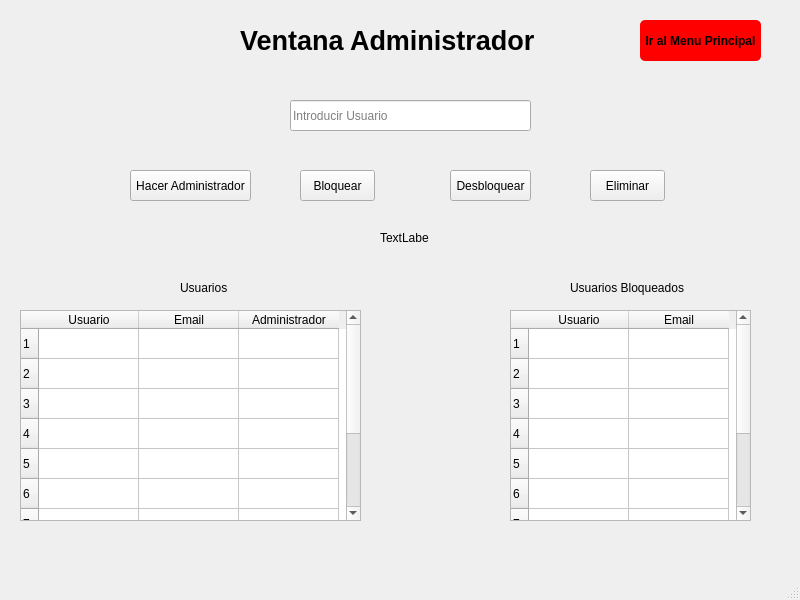
c4rlos-m/proyecto, file plantillas/paginaAdministrador.ui: the form before one commit.
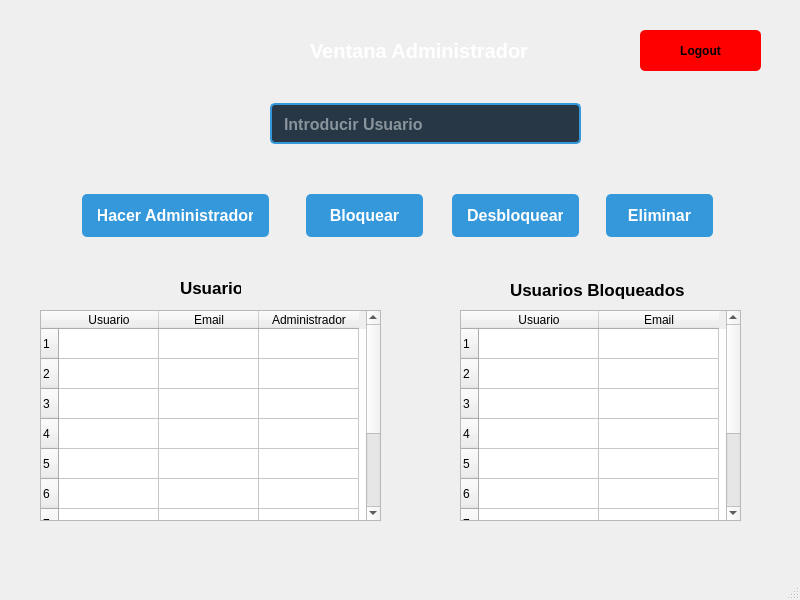
The form after the commit.

The edit to the form file:
```diff
--- a/plantillas/paginaAdministrador.ui
+++ b/plantillas/paginaAdministrador.ui
@@ -13,19 +13,61 @@
   <property name="windowTitle">
    <string>MainWindow</string>
   </property>
+  <property name="styleSheet">
+   <string notr="true">/* Estilos para la etiqueta de bienvenida */
+QLabel#label {
+    font-size: 20px; /* Tamaño de fuente */
+    color: white; /* Color de texto */
+}
+
+/* Estilos para los botones */
+QPushButton#pushButton,
+QPushButton#pushButton_2,
+QPushButton#pushButton_3,
+QPushButton#pushButton_4 {
+    background-color: #3498DB; /* Color de fondo */
+    color: white; /* Color de texto */
+    border-radius: 5px; 
+    padding: 8px 16px; /* Espaciado interno */
+    text-align: center; /* Alineación de texto */
+    text-decoration: none; /* Sin decoración de texto */
+    font-size: 16px; /* Tamaño de fuente */
+    margin: 4px 2px; /* Margen */
+}
+
+QPushButton#pushButton:hover,
+QPushButton#pushButton_2:hover,
+QPushButton#pushButton_3:hover,
+QPushButton#pushButton_4:hover {
+    background-color: #4A58E7; /* Cambiar color al pasar el ratón */
+}
+
+QLineEdit {
+    background-color: #273746; /* Fondo azul oscuro */
+    color: #ECF0F1; /* Texto blanco */
+    border: 2px solid #3498DB; /* Borde azul */
+    border-radius: 5px;
+    padding: 10px;
+    font-size: 16px; /* Tamaño de letra */
+    text-align: center; /* Texto centrado */
+}
+
+
+</string>
+  </property>
   <widget class="QWidget" name="centralwidget">
    <widget class="QLabel" name="label">
     <property name="geometry">
      <rect>
-      <x>240</x>
-      <y>-10</y>
+      <x>310</x>
+      <y>0</y>
       <width>301</width>
       <height>101</height>
      </rect>
     </property>
     <property name="font">
      <font>
-      <pointsize>20</pointsize>
+      <pointsize>-1</pointsize>
       <bold>true</bold>
      </font>
     </property>
@@ -37,7 +79,7 @@
     <property name="geometry">
      <rect>
       <x>640</x>
-      <y>20</y>
+      <y>30</y>
       <width>121</width>
       <height>41</height>
      </rect>
@@ -56,13 +98,13 @@
 </string>
     </property>
     <property name="text">
-     <string>Ir al Menu Principal</string>
+     <string>Logout</string>
     </property>
    </widget>
    <widget class="QTableWidget" name="tableWidget">
     <property name="geometry">
      <rect>
-      <x>20</x>
+      <x>40</x>
       <y>310</y>
       <width>341</width>
       <height>211</height>
@@ -103,15 +145,18 @@
    <widget class="QTableWidget" name="tableWidget_2">
     <property name="geometry">
      <rect>
-      <x>510</x>
+      <x>460</x>
       <y>310</y>
-      <width>241</width>
+      <width>281</width>
       <height>211</height>
      </rect>
     </property>
     <property name="rowCount">
      <number>10</number>
     </property>
+    <attribute name="horizontalHeaderDefaultSectionSize">
+     <number>120</number>
+    </attribute>
     <row/>
     <row/>
     <row/>
@@ -142,6 +187,12 @@
       <height>16</height>
      </rect>
     </property>
+    <property name="font">
+     <font>
+      <pointsize>13</pointsize>
+      <bold>true</bold>
+     </font>
+    </property>
     <property name="text">
      <string>Usuarios</string>
     </property>
@@ -149,12 +200,18 @@
    <widget class="QLabel" name="label_3">
     <property name="geometry">
      <rect>
-      <x>570</x>
+      <x>510</x>
       <y>280</y>
-      <width>121</width>
-      <height>16</height>
+      <width>181</width>
+      <height>20</height>
      </rect>
     </property>
+    <property name="font">
+     <font>
+      <pointsize>13</pointsize>
+      <bold>true</bold>
+     </font>
+    </property>
     <property name="text">
      <string>Usuarios Bloqueados</string>
     </property>
@@ -162,12 +219,18 @@
    <widget class="QLineEdit" name="lineEdit">
     <property name="geometry">
      <rect>
-      <x>290</x>
-      <y>100</y>
-      <width>241</width>
-      <height>31</height>
+      <x>270</x>
+      <y>103</y>
+      <width>311</width>
+      <height>41</height>
      </rect>
     </property>
+    <property name="font">
+     <font>
+      <pointsize>-1</pointsize>
+      <bold>true</bold>
+     </font>
+    </property>
     <property name="placeholderText">
      <string>Introducir Usuario</string>
     </property>
@@ -175,12 +238,20 @@
    <widget class="QPushButton" name="pushButton">
     <property name="geometry">
      <rect>
-      <x>130</x>
-      <y>170</y>
-      <width>121</width>
-      <height>31</height>
+      <x>80</x>
+      <y>190</y>
+      <width>191</width>
+      <height>51</height>
      </rect>
     </property>
+    <property name="font">
+     <font>
+      <pointsize>-1</pointsize>
+      <bold>true</bold>
+      <underline>false</underline>
+      <strikeout>false</strikeout>
+     </font>
+    </property>
     <property name="text">
      <string>Hacer Administrador</string>
     </property>
@@ -188,12 +259,20 @@
    <widget class="QPushButton" name="pushButton_2">
     <property name="geometry">
      <rect>
-      <x>300</x>
-      <y>170</y>
-      <width>75</width>
-      <height>31</height>
+      <x>304</x>
+      <y>190</y>
+      <width>121</width>
+      <height>51</height>
      </rect>
     </property>
+    <property name="font">
+     <font>
+      <pointsize>-1</pointsize>
+      <bold>true</bold>
+      <underline>false</underline>
+      <strikeout>false</strikeout>
+     </font>
+    </property>
     <property name="text">
      <string>Bloquear</string>
     </property>
@@ -202,11 +281,19 @@
     <property name="geometry">
      <rect>
       <x>450</x>
-      <y>170</y>
-      <width>81</width>
-      <height>31</height>
+      <y>190</y>
+      <width>131</width>
+      <height>51</height>
      </rect>
     </property>
+    <property name="font">
+     <font>
+      <pointsize>-1</pointsize>
+      <bold>true</bold>
+      <underline>false</underline>
+      <strikeout>false</strikeout>
+     </font>
+    </property>
     <property name="text">
      <string>Desbloquear</string>
     </property>
@@ -214,29 +301,24 @@
    <widget class="QPushButton" name="pushButton_4">
     <property name="geometry">
      <rect>
-      <x>590</x>
-      <y>170</y>
-      <width>75</width>
-      <height>31</height>
+      <x>604</x>
+      <y>190</y>
+      <width>111</width>
+      <height>51</height>
      </rect>
     </property>
+    <property name="font">
+     <font>
+      <pointsize>-1</pointsize>
+      <bold>true</bold>
+      <underline>false</underline>
+      <strikeout>false</strikeout>
+     </font>
+    </property>
     <property name="text">
      <string>Eliminar</string>
     </property>
    </widget>
-   <widget class="QLabel" name="label_4">
-    <property name="geometry">
-     <rect>
-      <x>380</x>
-      <y>230</y>
-      <width>49</width>
-      <height>16</height>
-     </rect>
-    </property>
-    <property name="text">
-     <string>TextLabel</string>
-    </property>
-   </widget>
   </widget>
   <widget class="QMenuBar" name="menubar">
    <property name="geometry">
```
